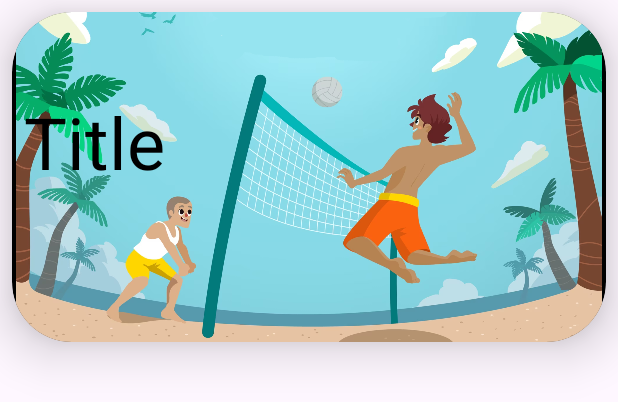
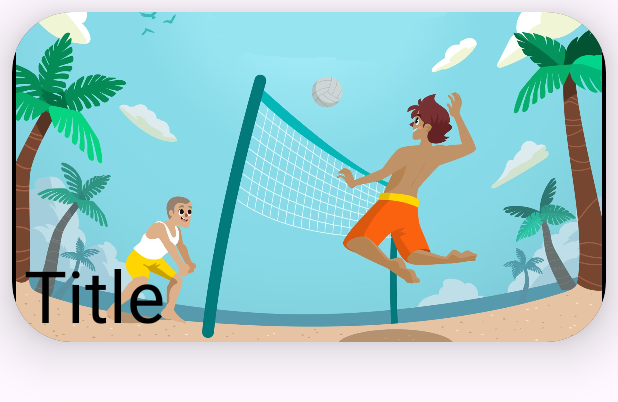
Before and after one commit to mnesh01/SportsApp, an Android app: the layout card_item_layout.xml on its own in the app's theme, with its tools: preview values and no code run, on a phone screen of 412 x 824 dp. Shown: the top 402 px of the screen. Run offline under Robolectric (Android 15) with nearby library versions, the phone set to English and light mode, and no system bars.

Commit message:
Adjust name position

```diff
--- a/app/src/main/java/com/example/sportsapp/CustomAdapter.java
+++ b/app/src/main/java/com/example/sportsapp/CustomAdapter.java
@@ -48,7 +48,6 @@ public class CustomAdapter extends RecyclerView.Adapter<CustomAdapter.SportsView
         holder.textView.setText(sport.sportName);
         holder.imageView.setImageResource(sport.sportImg);
 
-
     }
 
     @Override
--- a/app/src/main/res/layout/activity_main.xml
+++ b/app/src/main/res/layout/activity_main.xml
@@ -17,7 +17,6 @@
         app:layout_constraintStart_toStartOf="parent"
         app:layout_constraintTop_toTopOf="parent" />
 
-
     <androidx.recyclerview.widget.RecyclerView
         android:id="@+id/recyclerView"
         android:layout_width="0dp"
--- a/app/src/main/res/layout/card_item_layout.xml
+++ b/app/src/main/res/layout/card_item_layout.xml
@@ -24,16 +24,17 @@
             app:layout_constraintTop_toTopOf="parent" />
 
         <TextView
-            android:textColor="@color/black"
             android:id="@+id/textView"
             android:layout_width="0dp"
             android:layout_height="wrap_content"
             android:layout_marginStart="8dp"
-            android:layout_marginTop="54dp"
+            android:layout_marginTop="156dp"
             android:layout_marginEnd="8dp"
             android:text="Title"
+            android:textColor="@color/black"
             android:textSize="48sp"
             app:layout_constraintEnd_toEndOf="parent"
+            app:layout_constraintHorizontal_bias="0.0"
             app:layout_constraintStart_toStartOf="parent"
             app:layout_constraintTop_toTopOf="parent" />
 
```
